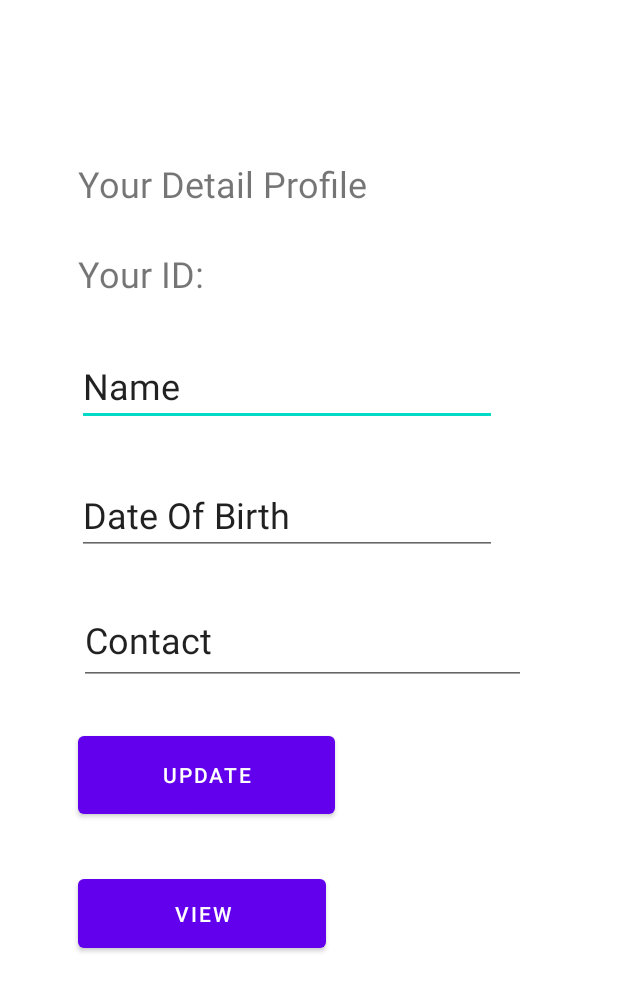
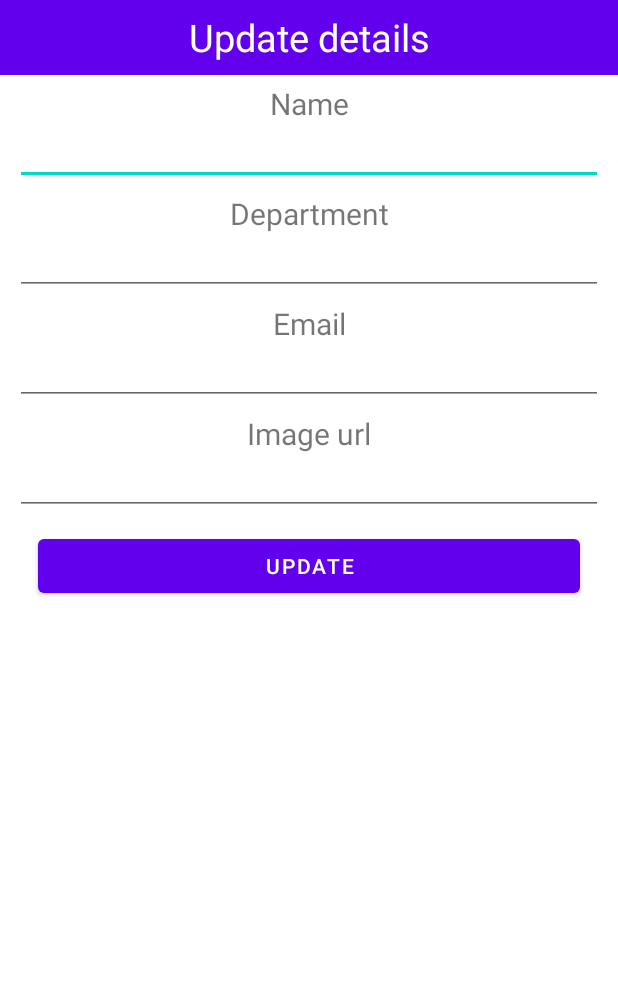
Before and after one commit to wanizainey/mksignin, an Android app: the layout activity_edit_profile.xml on its own in the app's theme, with its tools: preview values and no code run, on a phone screen of 412 x 824 dp. Shown: the top 991 px of the screen. Run offline under Robolectric (Android 15) with nearby library versions, the phone set to English and light mode, and no system bars.

Commit message:
address full

```diff
--- a/app/build.gradle
+++ b/app/build.gradle
@@ -74,5 +74,5 @@ dependencies {
     implementation 'androidx.fragment:fragment:1.3.6' // Use the correct version
     implementation 'androidx.appcompat:appcompat:1.3.1'
     implementation 'androidx.recyclerview:recyclerview:1.2.1'
-    implementation 'com.google.android.gms:play-services-location:17.0.0'
+    implementation 'com.google.android.gms:play-services-location:17.0.1'
 }
--- a/app/src/main/java/com/maryamkhadijah/mk/ClockData.java
+++ b/app/src/main/java/com/maryamkhadijah/mk/ClockData.java
@@ -5,13 +5,16 @@ public class ClockData {
     private double latitude;
     private double longitude;
 
+    private String address; // New field for the address
+
     // Default constructor required for Firebase
     public ClockData() {}
 
-    public ClockData(String time, double latitude, double longitude) {
+    public ClockData(String time, double latitude, double longitude, String address) {
         this.time = time;
         this.latitude = latitude;
         this.longitude = longitude;
+        this.address = address;
     }
 
     public String getTime() {
@@ -25,4 +28,8 @@ public class ClockData {
     public double getLongitude() {
         return longitude;
     }
+
+    public String getAddress() {
+        return address;
+    }
 }
--- a/app/src/main/java/com/maryamkhadijah/mk/Homepage.java
+++ b/app/src/main/java/com/maryamkhadijah/mk/Homepage.java
@@ -30,7 +30,7 @@ import java.util.Locale;
 
 public class Homepage extends AppCompatActivity {
 
-    private Button btnClockIn, btnClockOut;
+  /*  private Button btnClockIn, btnClockOut;
     private TextView txtLocation;
     private FusedLocationProviderClient fusedLocationClient;
     private LocationCallback locationCallback;
@@ -98,7 +98,6 @@ public class Homepage extends AppCompatActivity {
     private void stopLocationUpdates() {
         fusedLocationClient.removeLocationUpdates(locationCallback);
     }
-
     private void saveClockData(Location location) {
         String currentTime = new SimpleDateFormat("yyyy-MM-dd HH:mm:ss", Locale.getDefault()).format(new Date());
 
@@ -112,5 +111,5 @@ public class Homepage extends AppCompatActivity {
         Toast.makeText(this, message + " recorded at " + currentTime, Toast.LENGTH_SHORT).show();
 
         txtLocation.setText(String.format("Location: %.6f, %.6f", location.getLatitude(), location.getLongitude()));
-    }
+    } */
 }
--- a/app/src/main/java/com/maryamkhadijah/mk/ui/home/HomeFragment.java
+++ b/app/src/main/java/com/maryamkhadijah/mk/ui/home/HomeFragment.java
@@ -31,6 +31,14 @@ import com.maryamkhadijah.mk.databinding.FragmentHomeBinding;
 import java.text.SimpleDateFormat;
 import java.util.Date;
 import java.util.Locale;
+
+import android.content.Context;
+import android.location.Address;
+import android.location.Geocoder;
+
+import java.io.IOException;
+import java.util.List;
+
 
 public class HomeFragment extends Fragment {
 
@@ -110,7 +118,7 @@ public class HomeFragment extends Fragment {
         fusedLocationClient.removeLocationUpdates(locationCallback);
     }
 
-    private void saveClockData(Location location) {
+  /*  private void saveClockData(Location location) {
         String currentTime = new SimpleDateFormat("yyyy-MM-dd HH:mm:ss", Locale.getDefault()).format(new Date());
 
         String clockType = isClockIn ? "ClockIn" : "ClockOut";
@@ -123,6 +131,32 @@ public class HomeFragment extends Fragment {
         Toast.makeText(requireActivity(), message + " recorded at " + currentTime, Toast.LENGTH_SHORT).show();
 
         txtLocation.setText(String.format("Location: %.6f, %.6f", location.getLatitude(), location.getLongitude()));
+    } */
+
+    private void saveClockData(Location location) {
+        String currentTime = new SimpleDateFormat("yyyy-MM-dd HH:mm:ss", Locale.getDefault()).format(new Date());
+
+        // Geocode the location to get the address
+        Geocoder geocoder = new Geocoder(getContext(), Locale.getDefault());
+        try {
+            List<Address> addresses = geocoder.getFromLocation(location.getLatitude(), location.getLongitude(), 1);
+            if (addresses != null && addresses.size() > 0) {
+                Address address = addresses.get(0);
+                String addressString = address.getAddressLine(0); // You can concatenate more address lines if needed
+
+                // Create a ClockData object with the address
+                ClockData clockData = new ClockData(currentTime, location.getLatitude(), location.getLongitude(), addressString);
+                String clockType = isClockIn ? "ClockIn" : "ClockOut";
+                String key = databaseReference.child(clockType).push().getKey();
+                databaseReference.child(clockType).child(key).setValue(clockData);
+
+                // Update the UI
+                txtLocation.setText("Location: " + addressString);
+            }
+        } catch (IOException e) {
+            e.printStackTrace();
+            // Handle the exception
+        }
     }
 
     @Override
--- a/app/src/main/res/layout/activity_edit_profile.xml
+++ b/app/src/main/res/layout/activity_edit_profile.xml
@@ -1,106 +1,99 @@
 <?xml version="1.0" encoding="utf-8"?>
-<androidx.constraintlayout.widget.ConstraintLayout xmlns:android="http://schemas.android.com/apk/res/android"
+<LinearLayout xmlns:android="http://schemas.android.com/apk/res/android"
     xmlns:app="http://schemas.android.com/apk/res-auto"
     xmlns:tools="http://schemas.android.com/tools"
     android:layout_width="match_parent"
     android:layout_height="match_parent"
-    tools:context=".edit_profile"
-    tools:layout_editor_absoluteX="4dp"
-    tools:layout_editor_absoluteY="0dp">
+    android:orientation="vertical">
 
     <TextView
-        android:id="@+id/profiledet"
-        android:layout_width="303dp"
-        android:layout_height="31dp"
-        android:text="Your Detail Profile"
-        android:textSize="24sp"
-        app:layout_constraintBottom_toBottomOf="parent"
-        app:layout_constraintEnd_toEndOf="parent"
-        app:layout_constraintHorizontal_bias="0.481"
-        app:layout_constraintStart_toStartOf="parent"
-        app:layout_constraintTop_toTopOf="parent"
-        app:layout_constraintVertical_bias="0.134" />
-
-    <EditText
-        android:id="@+id/name"
-        android:layout_width="wrap_content"
-        android:layout_height="wrap_content"
-        android:ems="10"
-        android:inputType="textPersonName"
-        android:text="Name"
-        android:textSize="24sp"
-        app:layout_constraintBottom_toBottomOf="parent"
-        app:layout_constraintEnd_toEndOf="parent"
-        app:layout_constraintHorizontal_bias="0.39"
-        app:layout_constraintStart_toStartOf="parent"
-        app:layout_constraintTop_toTopOf="parent"
-        app:layout_constraintVertical_bias="0.299" />
+        android:layout_width="match_parent"
+        android:layout_height="50dp"
+        android:text="Update details"
+        android:background="@color/purple_500"
+        android:textSize="25dp"
+        android:gravity="center"
+        android:textColor="#FFF"
+        />
 
     <TextView
-        android:id="@+id/id_emp"
-        android:layout_width="wrap_content"
+        android:layout_width="match_parent"
         android:layout_height="wrap_content"
-        android:text="Your ID: "
-        android:textSize="24sp"
-        app:layout_constraintBottom_toBottomOf="parent"
-        app:layout_constraintEnd_toEndOf="parent"
-        app:layout_constraintHorizontal_bias="0.161"
-        app:layout_constraintStart_toStartOf="parent"
-        app:layout_constraintTop_toTopOf="parent"
-        app:layout_constraintVertical_bias="0.21" />
+        android:gravity="center"
+        android:textSize="20sp"
+        android:layout_marginTop="5dp"
+        android:layout_marginBottom="5dp"
+        android:text="Name"
+        />
+    <EditText
+        android:layout_width="match_parent"
+        android:layout_height="35dp"
+        android:layout_marginLeft="10dp"
+        android:layout_marginRight="10dp"
+        android:gravity="center"
+        android:id="@+id/txtName"
+        />
 
+    <TextView
+        android:layout_width="match_parent"
+        android:layout_height="wrap_content"
+        android:gravity="center"
+        android:textSize="20sp"
+        android:layout_marginTop="5dp"
+        android:layout_marginBottom="5dp"
+        android:text="Department"
+        />
     <EditText
-        android:id="@+id/dob"
-        android:layout_width="wrap_content"
+        android:layout_width="match_parent"
+        android:layout_height="35dp"
+        android:layout_marginLeft="10dp"
+        android:layout_marginRight="10dp"
+        android:gravity="center"
+        android:id="@+id/txtDepartment"
+        />
+
+    <TextView
+        android:layout_width="match_parent"
         android:layout_height="wrap_content"
-        android:ems="10"
-        android:inputType="textPersonName"
-        android:text="Date Of Birth"
-        android:textSize="24sp"
-        app:layout_constraintBottom_toBottomOf="parent"
-        app:layout_constraintEnd_toEndOf="parent"
-        app:layout_constraintHorizontal_bias="0.39"
-        app:layout_constraintStart_toStartOf="parent"
-        app:layout_constraintTop_toTopOf="parent"
-        app:layout_constraintVertical_bias="0.411" />
+        android:gravity="center"
+        android:textSize="20sp"
+        android:layout_marginTop="5dp"
+        android:layout_marginBottom="5dp"
+        android:text="Email"
+        />
+    <EditText
+        android:layout_width="match_parent"
+        android:layout_height="35dp"
+        android:layout_marginLeft="10dp"
+        android:layout_marginRight="10dp"
+        android:gravity="center"
+        android:id="@+id/txtEmail"
+        />
 
+    <TextView
+        android:layout_width="match_parent"
+        android:layout_height="wrap_content"
+        android:gravity="center"
+        android:textSize="20sp"
+        android:layout_marginTop="5dp"
+        android:layout_marginBottom="5dp"
+        android:text="Image url"
+        />
+    <EditText
+        android:layout_width="match_parent"
+        android:layout_height="35dp"
+        android:layout_marginLeft="10dp"
+        android:layout_marginRight="10dp"
+        android:gravity="center"
+        android:id="@+id/txtImageUrl"
+        />
     <Button
-        android:id="@+id/btnUpdate"
-        android:layout_width="171dp"
-        android:layout_height="64dp"
-        android:text="Update"
-        app:layout_constraintBottom_toBottomOf="parent"
-        app:layout_constraintEnd_toEndOf="parent"
-        app:layout_constraintHorizontal_bias="0.216"
-        app:layout_constraintStart_toStartOf="parent"
-        app:layout_constraintTop_toTopOf="parent"
-        app:layout_constraintVertical_bias="0.638" />
+        android:layout_width="match_parent"
+        android:layout_height="wrap_content"
+        android:layout_marginLeft="25dp"
+        android:layout_marginRight="25dp"
+        android:layout_marginTop="10dp"
+        android:text="Update"/>
 
-    <EditText
-        android:id="@+id/contact"
-        android:layout_width="298dp"
-        android:layout_height="59dp"
-        android:ems="24"
-        android:inputType="textPersonName"
-        android:text="Contact"
-        android:textSize="24sp"
-        app:layout_constraintBottom_toBottomOf="parent"
-        app:layout_constraintEnd_toEndOf="parent"
-        app:layout_constraintHorizontal_bias="0.46"
-        app:layout_constraintStart_toStartOf="parent"
-        app:layout_constraintTop_toTopOf="parent"
-        app:layout_constraintVertical_bias="0.52" />
 
-    <Button
-        android:id="@+id/btnView"
-        android:layout_width="165dp"
-        android:layout_height="58dp"
-        android:text="View"
-        app:layout_constraintBottom_toBottomOf="parent"
-        app:layout_constraintEnd_toEndOf="parent"
-        app:layout_constraintHorizontal_bias="0.211"
-        app:layout_constraintStart_toStartOf="parent"
-        app:layout_constraintTop_toTopOf="parent"
-        app:layout_constraintVertical_bias="0.757" />
-
-</androidx.constraintlayout.widget.ConstraintLayout>
+</LinearLayout>
--- a/app/src/main/res/layout/fragment_dashboard.xml
+++ b/app/src/main/res/layout/fragment_dashboard.xml
@@ -5,6 +5,7 @@
     xmlns:tools="http://schemas.android.com/tools"
     android:layout_width="match_parent"
     android:layout_height="match_parent">
+
 
     <ImageView
         android:id="@+id/userImage"
@@ -17,7 +18,6 @@
         app:layout_constraintStart_toStartOf="parent"
         app:layout_constraintTop_toTopOf="parent"
         app:srcCompat="@drawable/placeholder_image" />
-
 
     <TextView
         android:id="@+id/idEmp"
```
